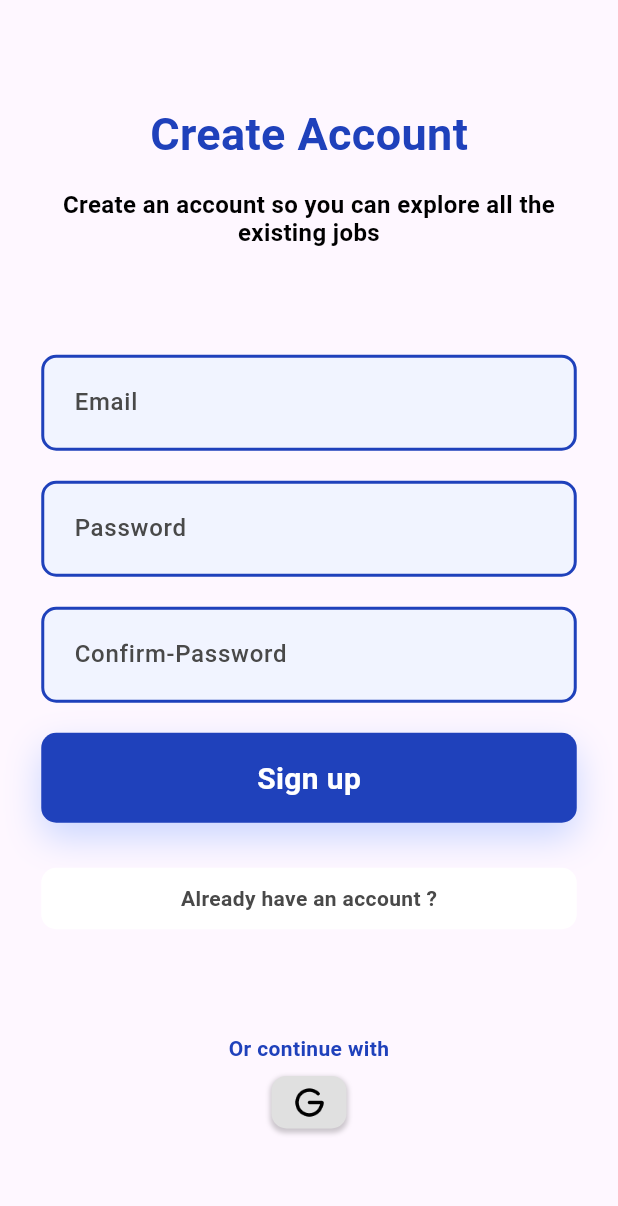
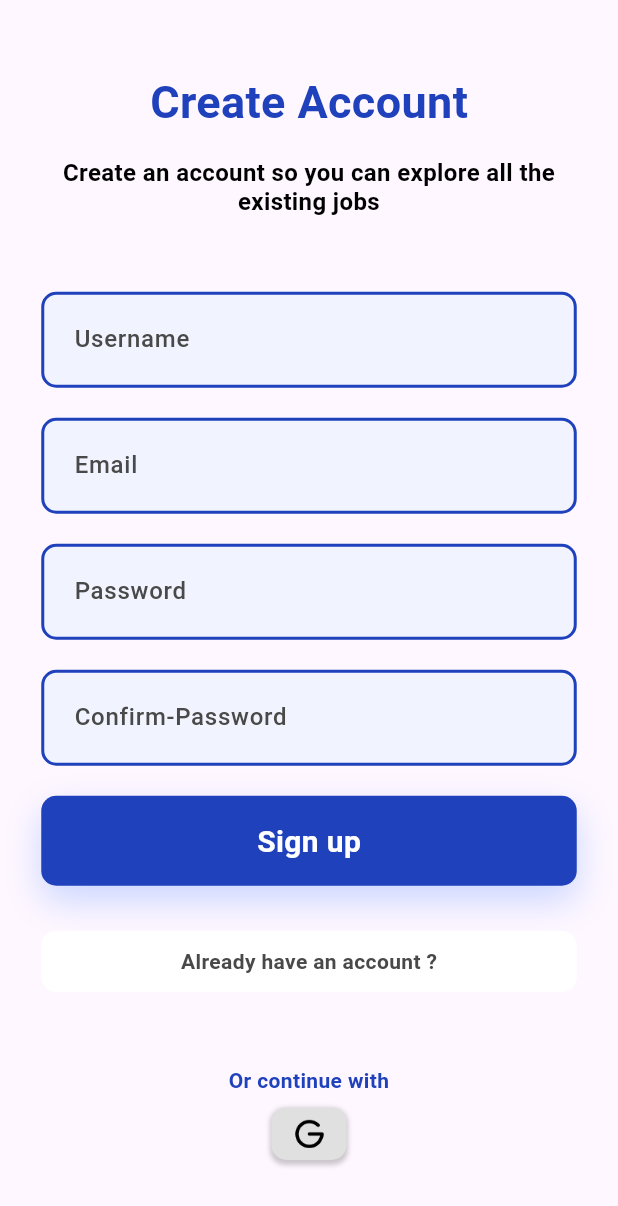
Before and after one commit to akshay21022003/E-Learning_flutter, a Flutter app: the screen it shows after launch, on a phone screen of 412 x 824 dp. Shown: the top 1206 px of the screen. Run offline on Flutter 3.47's test engine with Material 2 defaults, Android fonts, the phone set to English and light mode, and no system bars; our stand-ins replace bloc, equatable, flutter_bloc; Roboto replaces fonts that are missing (Poppins).

Commit message:
signup bloc done

```diff
--- a/lib/SignUp.dart
+++ /dev/null
@@ -1,247 +0,0 @@
-import 'package:flutter/material.dart';
-
-class SignUp extends StatelessWidget {
-  const SignUp({super.key});
-
-  @override
-  Widget build(BuildContext context) {
-    return SafeArea(
-      child: Scaffold(
-          body: Padding(
-            padding: const EdgeInsets.symmetric(horizontal: 20),
-            child: Column(
-              mainAxisAlignment: MainAxisAlignment.spaceEvenly,
-              children: [
-                const Column(
-                  children: [
-                    const Row(
-                      mainAxisAlignment: MainAxisAlignment.center,
-                      children: [
-                        Text(
-                          'Create Account',
-                          textAlign: TextAlign.center,
-                          style: TextStyle(
-                            color: Color(0xFF1F41BB),
-                            fontSize: 30,
-                            fontFamily: 'Poppins',
-                            fontWeight: FontWeight.bold,
-                            height: 0,
-                          ),
-                        ),
-                      ],
-                    ),
-                    SizedBox(
-                      height: 20,
-                    ),
-                    const Text(
-                      'Create an account so you can explore all the existing jobs',
-                      textAlign: TextAlign.center,
-                      style: TextStyle(
-                        color: Colors.black,
-                        fontSize: 16,
-                        fontFamily: 'Poppins',
-                        fontWeight: FontWeight.bold,
-                        height: 0,
-                      ),
-                    ),
-                  ],
-                ),
-                Column(
-                  children: [
-                    Container(
-                      width: 357,
-                      height: 64,
-                      padding: EdgeInsets.symmetric(vertical: 20, horizontal: 20),
-                      decoration: BoxDecoration(
-                        color: Color(0xFFF1F4FF),
-                        border: Border.all(width: 2, color: Color(0xFF1F41BB)
-                        ),
-                        borderRadius: BorderRadius.circular(10),
-                      ),
-                      child: TextField(
-                        textAlignVertical: TextAlignVertical.bottom,
-                        decoration: InputDecoration(
-                          hintText: 'Email',
-                          border: InputBorder.none,
-                          hintStyle: TextStyle(
-                            color: Color(0xFF494949),
-                            fontSize: 16,
-                            fontFamily: 'Poppins',
-                            fontWeight: FontWeight.w500,
-                          ),// Remove default border
-                        ),
-                      ),
-                    ),
-                    SizedBox(
-                      height: 20,
-                    ),
-                    Container(
-                      width: 357,
-                      height: 64,
-                      padding: EdgeInsets.symmetric(vertical: 20, horizontal: 20),
-                      decoration: BoxDecoration(
-                        color: Color(0xFFF1F4FF),
-                        border: Border.all(width: 2, color: Color(0xFF1F41BB)
-                        ),
-                        borderRadius: BorderRadius.circular(10),
-                      ),
-                      child: TextField(
-                        textAlignVertical: TextAlignVertical.bottom,
-                        decoration: InputDecoration(
-                          hintText: 'Password',
-                          border: InputBorder.none,
-                          hintStyle: TextStyle(
-                            color: Color(0xFF494949),
-                            fontSize: 16,
-                            fontFamily: 'Poppins',
-                            fontWeight: FontWeight.w500,
-                          ),// Remove default border
-                        ),
-                      ),
-                    ),
-                    SizedBox(
-                      height: 20,
-                    ),
-                    Container(
-                      width: 357,
-                      height: 64,
-                      padding: EdgeInsets.symmetric(vertical: 20, horizontal: 20),
-                      decoration: BoxDecoration(
-                        color: Color(0xFFF1F4FF),
-                        border: Border.all(width: 2, color: Color(0xFF1F41BB)
-                        ),
-                        borderRadius: BorderRadius.circular(10),
-                      ),
-                      child: TextField(
-                        textAlignVertical: TextAlignVertical.bottom,
-                        decoration: InputDecoration(
-                          hintText: 'Confirm-Password',
-                          border: InputBorder.none,
-                          hintStyle: TextStyle(
-                            color: Color(0xFF494949),
-                            fontSize: 16,
-                            fontFamily: 'Poppins',
-                            fontWeight: FontWeight.w500,
-                          ),// Remove default border
-                        ),
-                      ),
-                    ),
-                    SizedBox(
-                      height: 20,
-                    ),
-                    Container(
-                      width: 357,
-                      height: 60,
-                      padding:
-                      const EdgeInsets.symmetric(horizontal: 20, vertical: 15),
-                      decoration: ShapeDecoration(
-                        color: Color(0xFF1F41BB),
-                        shape: RoundedRectangleBorder(
-                          borderRadius: BorderRadius.circular(10),
-                        ),
-                        shadows: [
-                          BoxShadow(
-                            color: Color(0xFFCAD6FF),
-                            blurRadius: 20,
-                            offset: Offset(0, 10),
-                            spreadRadius: 0,
-                          )
-                        ],
-                      ),
-                      child: Row(
-                        mainAxisSize: MainAxisSize.min,
-                        mainAxisAlignment: MainAxisAlignment.center,
-                        crossAxisAlignment: CrossAxisAlignment.center,
-                        children: [
-                          Text(
-                            'Sign up',
-                            textAlign: TextAlign.center,
-                            style: TextStyle(
-                              color: Colors.white,
-                              fontSize: 20,
-                              fontFamily: 'Poppins',
-                              fontWeight: FontWeight.w600,
-                              height: 0,
-                            ),
-                          ),
-                        ],
-                      ),
-                    ),
-                    SizedBox(
-                      height: 30,
-                    ),
-                    Container(
-                      width: 357,
-                      height: 41,
-                      padding:
-                      const EdgeInsets.symmetric(horizontal: 20, vertical: 10),
-                      decoration: ShapeDecoration(
-                        color: Colors.white,
-                        shape: RoundedRectangleBorder(
-                          borderRadius: BorderRadius.circular(10),
-                        ),
-                      ),
-                      child: Row(
-                        mainAxisSize: MainAxisSize.min,
-                        mainAxisAlignment: MainAxisAlignment.center,
-                        crossAxisAlignment: CrossAxisAlignment.center,
-                        children: [
-                          Text(
-                            'Already have an account ?',
-                            textAlign: TextAlign.center,
-                            style: TextStyle(
-                              color: Color(0xFF494949),
-                              fontSize: 14,
-                              fontFamily: 'Poppins',
-                              fontWeight: FontWeight.w600,
-                              height: 0,
-                            ),
-                          ),
-                        ],
-                      ),
-                    ),
-                  ],
-                ),
-                Column(
-                  crossAxisAlignment: CrossAxisAlignment.center,
-                  children: [
-                    Text(
-                      'Or continue with',
-                      textAlign: TextAlign.center,
-                      style: TextStyle(
-                        color: Color(0xFF1F41BB),
-                        fontSize: 14,
-                        fontFamily: 'Poppins',
-                        fontWeight: FontWeight.w600,
-                        height: 0,
-                      ),
-                    ),
-                    SizedBox(
-                      height: 10,
-                    ),
-                    Container(
-                      height: 35,
-                      width: 50,
-                      decoration: BoxDecoration(
-                          color: Colors.grey.shade300,
-                          borderRadius: BorderRadius.circular(10),
-                          boxShadow: [
-                            BoxShadow(
-                              color: Colors.black.withOpacity(0.2),
-                              spreadRadius: 1,
-                              blurRadius: 2,
-                              offset: Offset(0, 2), // This determines the offset of the shadow from the box
-                            ),
-                          ],
-
-                          image: DecorationImage(
-                              image: AssetImage('assets/google.png'), scale: 2)),
-                    )
-                  ],
-                )
-              ],
-            ),
-          )),
-    );
-  }
-}
--- /dev/null
+++ b/lib/bloc/signup/signup_bloc.dart
@@ -0,0 +1,23 @@
+import 'package:bloc/bloc.dart';
+import 'package:e_learning/bloc/signup/signup_event.dart';
+import 'package:e_learning/bloc/signup/signup_state.dart';
+import 'package:e_learning/repository/signup_repository.dart';
+
+class SignupBloc extends Bloc<SignupEvent, SignupStates> {
+  SignupRepository signupRepository = SignupRepository();
+
+  SignupBloc(this.signupRepository) : super(const SignupStates()) {
+    on<SignUpButtonPressed>(signup);
+  }
+
+  void signup(SignUpButtonPressed event, Emitter<SignupStates> emit) async {
+    emit(state.copyWith(signupStatus: SignupStatus.loading));
+    final response = await signupRepository.signupApi(email: event.email, password: event.password,username: event.username);
+    if(response.containsKey("errorMessage")){
+      emit(state.copyWith(signupStatus: SignupStatus.failure,message:response['errorMessage'] ));
+      emit(state.copyWith(signupStatus: SignupStatus.initial));
+    }else{
+      emit(state.copyWith(signupStatus: SignupStatus.success));
+    }
+  }
+}
--- /dev/null
+++ b/lib/bloc/signup/signup_event.dart
@@ -0,0 +1,16 @@
+import 'package:equatable/equatable.dart';
+
+abstract class SignupEvent extends Equatable{
+  @override
+  List<Object> get props => [];
+}
+
+class SignUpButtonPressed extends SignupEvent {
+  final String username;
+  final String email;
+  final String password;
+
+  SignUpButtonPressed({required this.username, required this.email, required this.password});
+  @override
+  List<Object> get props => [username,email,password];
+}
--- /dev/null
+++ b/lib/bloc/signup/signup_state.dart
@@ -0,0 +1,22 @@
+import 'package:equatable/equatable.dart';
+
+enum SignupStatus {initial,loading,success,failure}
+
+class SignupStates extends Equatable{
+  final SignupStatus signupStatus;
+  final String message;
+
+  const SignupStates({
+    this.signupStatus = SignupStatus.initial,
+    this.message=""
+  });
+
+  SignupStates copyWith({SignupStatus? signupStatus,String? message}){
+    return SignupStates(
+      signupStatus: signupStatus ?? this.signupStatus,
+      message: message ?? this.message,
+    );
+  }
+  @override
+  List<Object> get props =>[signupStatus];
+}
--- a/lib/main.dart
+++ b/lib/main.dart
@@ -1,6 +1,8 @@
-import 'package:e_learning/SignUp.dart';
-import 'package:e_learning/signin.dart';
+import 'package:e_learning/bloc/signup/signup_bloc.dart';
+import 'package:e_learning/repository/signup_repository.dart';
+import 'package:e_learning/ui/signup/signup_screen.dart';
 import 'package:flutter/material.dart';
+import 'package:flutter_bloc/flutter_bloc.dart';
 
 void main() {
   runApp(const MyApp());
@@ -8,17 +10,20 @@ void main() {
 
 class MyApp extends StatelessWidget {
   const MyApp({super.key});
-
-  // This widget is the root of your application.
   @override
   Widget build(BuildContext context) {
-    return MaterialApp(
-      title: 'Flutter Demo',
-      theme: ThemeData(
-        colorScheme: ColorScheme.fromSeed(seedColor: Colors.deepPurple),
-        useMaterial3: true,
-      ),
-      home: SignUp()
+    return MultiBlocProvider(
+        providers: [
+          BlocProvider(create: (_)=> SignupBloc(SignupRepository()))
+        ],
+        child: MaterialApp(
+            title: 'Flutter Demo',
+            themeMode: ThemeMode.dark,
+            theme: ThemeData(
+              useMaterial3: true,
+            ),
+            home: SignUpScreen()
+        )
     );
   }
 }
--- /dev/null
+++ b/lib/repository/signup_repository.dart
@@ -0,0 +1,26 @@
+import 'dart:async';
+import 'dart:convert';
+import 'dart:io';
+import 'package:http/http.dart' as http;
+
+class SignupRepository {
+  final Map<String, String> _jsonContentHeader = {
+    HttpHeaders.contentTypeHeader: 'application/json'
+  };
+  Future<Map<dynamic, dynamic>> signupApi(
+      {required String username,
+        required String email,
+        required String password
+      }) async {
+    var response = await http.post(Uri.parse('http://10.0.2.2:3000/api/auth/signup'),
+        body: json.encode(
+            {'username': username, 'email': email, 'password': password}),
+        headers: _jsonContentHeader
+    );
+    var errorResponse = json.decode(response.body);
+    if (response.statusCode == 201) {
+      return {"successful": json.decode(response.body)};
+    }
+    return {"errorMessage": errorResponse['message']};
+  }
+}
--- a/lib/signin.dart
+++ b/lib/ui/signin/signin_screen.dart
@@ -1,7 +1,8 @@
+import 'package:e_learning/utils/button.dart';
 import 'package:flutter/material.dart';
 
-class SignIn extends StatelessWidget {
-  const SignIn({super.key});
+class SignInScreen extends StatelessWidget {
+  const SignInScreen({super.key});
 
   @override
   Widget build(BuildContext context) {
@@ -121,46 +122,9 @@ class SignIn extends StatelessWidget {
                 SizedBox(
                   height: 20,
                 ),
-                Container(
-                  width: 357,
-                  height: 60,
-                  padding:
-                      const EdgeInsets.symmetric(horizontal: 20, vertical: 15),
-                  decoration: ShapeDecoration(
-                    color: Color(0xFF1F41BB),
-                    shape: RoundedRectangleBorder(
-                      borderRadius: BorderRadius.circular(10),
-                    ),
-                    shadows: [
-                      BoxShadow(
-                        color: Color(0xFFCAD6FF),
-                        blurRadius: 20,
-                        offset: Offset(0, 10),
-                        spreadRadius: 0,
-                      )
-                    ],
-                  ),
-                  child: Row(
-                    mainAxisSize: MainAxisSize.min,
-                    mainAxisAlignment: MainAxisAlignment.center,
-                    crossAxisAlignment: CrossAxisAlignment.center,
-                    children: [
-                      Text(
-                        'Sign in',
-                        textAlign: TextAlign.center,
-                        style: TextStyle(
-                          color: Colors.white,
-                          fontSize: 20,
-                          fontFamily: 'Poppins',
-                          fontWeight: FontWeight.w600,
-                          height: 0,
-                        ),
-                      ),
-                    ],
-                  ),
-                ),
-                SizedBox(
-                  height: 30,
+                customButton(
+                  name: 'Sign in',
+                  onPressed: (){}
                 ),
                 Container(
                   width: 357,
--- /dev/null
+++ b/lib/ui/signup/signup_screen.dart
@@ -0,0 +1,203 @@
+import 'package:e_learning/bloc/signup/signup_bloc.dart';
+import 'package:e_learning/bloc/signup/signup_event.dart';
+import 'package:e_learning/bloc/signup/signup_state.dart';
+import 'package:e_learning/ui/signin/signin_screen.dart';
+import 'package:e_learning/utils/button.dart';
+import 'package:e_learning/utils/textbox.dart';
+import 'package:flutter/material.dart';
+import 'package:flutter_bloc/flutter_bloc.dart';
+
+class SignUpScreen extends StatelessWidget {
+  final TextEditingController _usernameController = TextEditingController();
+  final TextEditingController _emailController = TextEditingController();
+  final TextEditingController _passwordController = TextEditingController();
+
+  SignUpScreen({super.key});
+
+  @override
+  Widget build(BuildContext context) {
+    return SafeArea(
+      child: Scaffold(
+          body: Padding(
+            padding: const EdgeInsets.symmetric(horizontal: 20),
+            child: Column(
+              mainAxisAlignment: MainAxisAlignment.spaceEvenly,
+              children: [
+                _upperSection(),
+                Column(
+                  children: [
+                    customTextBox(
+                      name: 'Username',
+                      controller: _usernameController
+                    ),
+                    customTextBox(
+                      name: 'Email',
+                      controller: _emailController
+                    ),
+                    customTextBox(
+                      name: 'Password',
+                      controller: _passwordController
+                    ),
+                    customTextBox(
+                        name: 'Confirm-Password'
+                    ),
+                    BlocConsumer<SignupBloc,SignupStates>(
+                      listener: (context, state) {
+                        print(state.signupStatus);
+                        if (state.signupStatus == SignupStatus.success) {
+                          Navigator.push(context, MaterialPageRoute(builder: (context)=>const SignInScreen()));
+                        } else if (state.signupStatus == SignupStatus.failure) {
+                          ScaffoldMessenger.of(context).showSnackBar(
+                            SnackBar(
+                              content: Text(state.message),
+                              duration: Duration(seconds: 3), // Adjust the duration as needed
+                              action: SnackBarAction(
+                                label: 'OK',
+                                onPressed: () {
+                                  ScaffoldMessenger.of(context).hideCurrentSnackBar();
+                                },
+                              ),
+                            ),
+                          );
+
+                        }
+                      },
+                      builder:(context,state){
+                        return customButton(
+                            name: 'Sign up',
+                            onPressed: (){
+                              _onSignUpPressed(context);
+                            }
+                        );
+                      },
+                    ),
+                    _alreadyHaveAnAccount()
+                  ],
+                ),
+                _lowerSection()
+              ],
+            ),
+          )),
+    );
+  }
+
+  void _onSignUpPressed(BuildContext context) {
+    context.read<SignupBloc>().add(SignUpButtonPressed(
+      username: _usernameController.text.trim(),
+      email: _emailController.text.trim(),
+      password: _passwordController.text.trim(),
+    ));
+  }
+}
+
+Widget _upperSection(){
+  return const Column(
+    children: [
+      const Row(
+        mainAxisAlignment: MainAxisAlignment.center,
+        children: [
+          Text(
+            'Create Account',
+            textAlign: TextAlign.center,
+            style: TextStyle(
+              color: Color(0xFF1F41BB),
+              fontSize: 30,
+              fontFamily: 'Poppins',
+              fontWeight: FontWeight.bold,
+              height: 0,
+            ),
+          ),
+        ],
+      ),
+      SizedBox(
+        height: 20,
+      ),
+      const Text(
+        'Create an account so you can explore all the existing jobs',
+        textAlign: TextAlign.center,
+        style: TextStyle(
+          color: Colors.black,
+          fontSize: 16,
+          fontFamily: 'Poppins',
+          fontWeight: FontWeight.bold,
+          height: 0,
+        ),
+      ),
+    ],
+  );
+}
+Widget _lowerSection(){
+  return Column(
+    crossAxisAlignment: CrossAxisAlignment.center,
+    children: [
+      const Text(
+        'Or continue with',
+        textAlign: TextAlign.center,
+        style: TextStyle(
+          color: Color(0xFF1F41BB),
+          fontSize: 14,
+          fontFamily: 'Poppins',
+          fontWeight: FontWeight.w600,
+          height: 0,
+        ),
+      ),
+      const SizedBox(
+        height: 10,
+      ),
+      Container(
+        height: 35,
+        width: 50,
+        decoration: BoxDecoration(
+            color: Colors.grey.shade300,
+            borderRadius: BorderRadius.circular(10),
+            boxShadow: [
+              BoxShadow(
+                color: Colors.black.withOpacity(0.2),
+                spreadRadius: 1,
+                blurRadius: 2,
+                offset: Offset(0, 2), // This determines the offset of the shadow from the box
+              ),
+            ],
+
+            image:const  DecorationImage(
+                image: AssetImage('assets/google.png'), scale: 2)),
+      )
+    ],
+  );
+}
+
+Widget _alreadyHaveAnAccount({VoidCallback? onPressed}){
+  return GestureDetector(
+    onTap: onPressed,
+    child: Container(
+      width: 357,
+      height: 41,
+      padding:
+      const EdgeInsets.symmetric(horizontal: 20, vertical: 10),
+      decoration: ShapeDecoration(
+        color: Colors.white,
+        shape: RoundedRectangleBorder(
+          borderRadius: BorderRadius.circular(10),
+        ),
+      ),
+      child: Row(
+        mainAxisSize: MainAxisSize.min,
+        mainAxisAlignment: MainAxisAlignment.center,
+        crossAxisAlignment: CrossAxisAlignment.center,
+        children: [
+          Text(
+            'Already have an account ?',
+            textAlign: TextAlign.center,
+            style: TextStyle(
+              color: Color(0xFF494949),
+              fontSize: 14,
+              fontFamily: 'Poppins',
+              fontWeight: FontWeight.w600,
+              height: 0,
+            ),
+          ),
+        ],
+      ),
+    ),
+  );
+}
--- /dev/null
+++ b/lib/utils/button.dart
@@ -0,0 +1,51 @@
+import 'package:flutter/material.dart';
+
+Widget customButton({String? name,VoidCallback? onPressed}) {
+  return Column(
+    children: [
+      GestureDetector(
+        onTap: onPressed,
+        child: Container(
+          width: 357,
+          height: 60,
+          padding: const EdgeInsets.symmetric(horizontal: 20, vertical: 15),
+          decoration: ShapeDecoration(
+            color: Color(0xFF1F41BB),
+            shape: RoundedRectangleBorder(
+              borderRadius: BorderRadius.circular(10),
+            ),
+            shadows: [
+              BoxShadow(
+                color: Color(0xFFCAD6FF),
+                blurRadius: 20,
+                offset: Offset(0, 10),
+                spreadRadius: 0,
+              )
+            ],
+          ),
+          child: Row(
+            mainAxisSize: MainAxisSize.min,
+            mainAxisAlignment: MainAxisAlignment.center,
+            crossAxisAlignment: CrossAxisAlignment.center,
+            children: [
+              Text(
+                name!,
+                textAlign: TextAlign.center,
+                style: TextStyle(
+                  color: Colors.white,
+                  fontSize: 20,
+                  fontFamily: 'Poppins',
+                  fontWeight: FontWeight.w600,
+                  height: 0,
+                ),
+              ),
+            ],
+          ),
+        ),
+      ),
+      SizedBox(
+        height: 30,
+      ),
+    ],
+  );
+}
--- /dev/null
+++ b/lib/utils/textbox.dart
@@ -0,0 +1,35 @@
+import 'package:flutter/material.dart';
+Widget customTextBox({String? name,TextEditingController? controller}){
+  return Column(
+    children: [
+      Container(
+        width: 357,
+        height: 64,
+        padding: EdgeInsets.symmetric(vertical: 20, horizontal: 20),
+        decoration: BoxDecoration(
+          color: Color(0xFFF1F4FF),
+          border: Border.all(width: 2, color: Color(0xFF1F41BB)
+          ),
+          borderRadius: BorderRadius.circular(10),
+        ),
+        child: TextField(
+          controller: controller,
+          textAlignVertical: TextAlignVertical.bottom,
+          decoration: InputDecoration(
+            hintText: name,
+            border: InputBorder.none,
+            hintStyle: TextStyle(
+              color: Color(0xFF494949),
+              fontSize: 16,
+              fontFamily: 'Poppins',
+              fontWeight: FontWeight.w500,
+            ),// Remove default border
+          ),
+        ),
+      ),
+      SizedBox(
+        height: 20,
+      ),
+    ],
+  );
+}
--- a/pubspec.yaml
+++ b/pubspec.yaml
@@ -35,6 +35,10 @@ dependencies:
   # The following adds the Cupertino Icons font to your application.
   # Use with the CupertinoIcons class for iOS style icons.
   cupertino_icons: ^1.0.2
+  http: ^1.1.0
+  equatable: ^2.0.5
+  flutter_bloc: ^8.1.4
+  bloc: ^8.1.3
 
 dev_dependencies:
   flutter_test:
```
Also changed, not shown: pubspec.lock, 1 other file.
